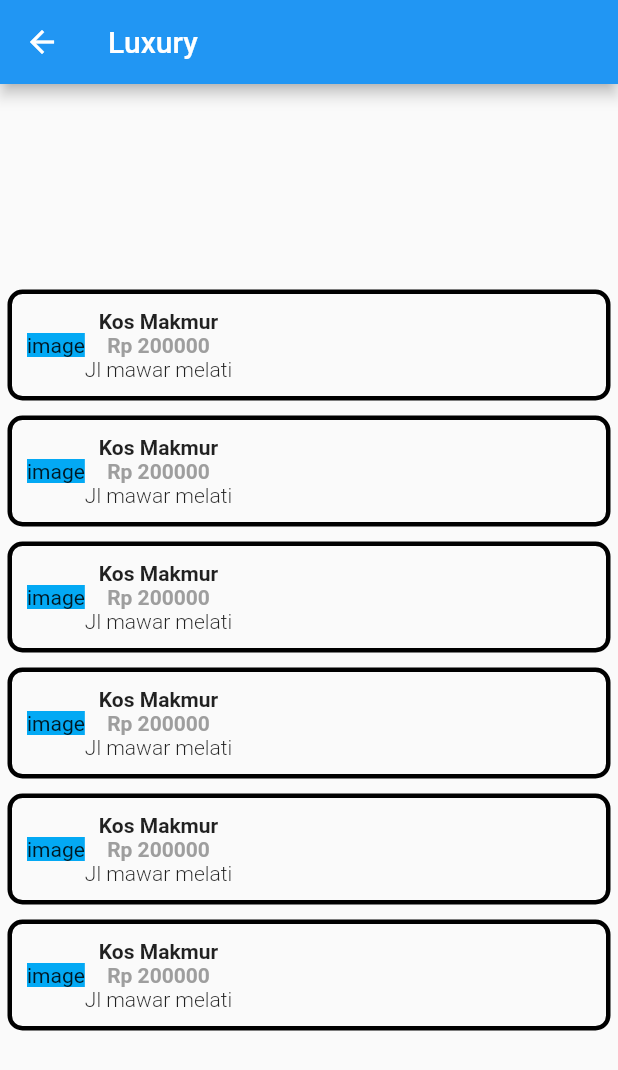
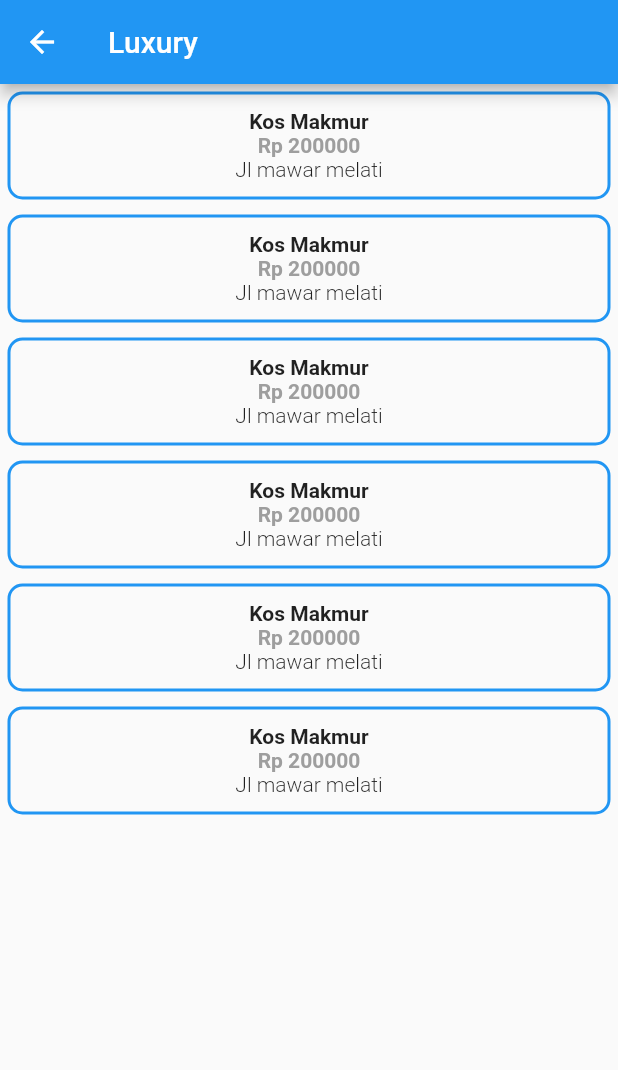
Before and after one commit to PhilipPurwoko/INFOKOS, a Flutter app: the screen it shows after launch, after a tap on "Luxury", on a phone screen of 412 x 824 dp. Shown: the top 1070 px of the screen. Run offline on Flutter 3.47's test engine with Material 2 defaults, Android fonts, the phone set to English and light mode, and no system bars.

```diff
--- a/lib/main.dart
+++ b/lib/main.dart
@@ -1,4 +1,5 @@
 import 'package:flutter/material.dart';
+import 'package:infokos/routes.dart';
 import 'package:infokos/widgets/categories/category_select_screen.dart';
 
 void main() {
@@ -13,7 +14,8 @@ class MyApp extends StatelessWidget {
       theme: ThemeData(
         primarySwatch: Colors.blue,
       ),
-      home: CategorySelectScreen(),
+      initialRoute: CategorySelectScreen.routeName,
+      routes: routes,
     );
   }
 }
--- /dev/null
+++ b/lib/models/category.dart
@@ -0,0 +1,8 @@
+final List<String> categories = [
+  'Luxury',
+  'Standard',
+  'Low Budget',
+  'City',
+  'Countryside',
+  'University Area'
+];
--- a/lib/models/kosan.dart
+++ b/lib/models/kosan.dart
@@ -1,7 +1,30 @@
-class Kosan{
+import 'package:infokos/widgets/kosan/kosan_card.dart';
+
+class Kosan {
   String name;
   String address;
   int price;
+
+  static final kosanItems = <KosanCard>[
+    KosanCard(
+      Kosan(name: 'Kos Makmur', address: 'Jl mawar melati', price: 200000),
+    ),
+    KosanCard(
+      Kosan(name: 'Kos Makmur', address: 'Jl mawar melati', price: 200000),
+    ),
+    KosanCard(
+      Kosan(name: 'Kos Makmur', address: 'Jl mawar melati', price: 200000),
+    ),
+    KosanCard(
+      Kosan(name: 'Kos Makmur', address: 'Jl mawar melati', price: 200000),
+    ),
+    KosanCard(
+      Kosan(name: 'Kos Makmur', address: 'Jl mawar melati', price: 200000),
+    ),
+    KosanCard(
+      Kosan(name: 'Kos Makmur', address: 'Jl mawar melati', price: 200000),
+    ),
+  ];
 
   Kosan({
     required this.name,
--- /dev/null
+++ b/lib/routes.dart
@@ -0,0 +1,10 @@
+import 'package:flutter/material.dart';
+import 'package:infokos/widgets/categories/category_kosan_screen.dart';
+import 'package:infokos/widgets/categories/category_select_screen.dart';
+import 'package:infokos/widgets/kosan/kosan_detail_screen.dart';
+
+Map<String, WidgetBuilder> routes = <String, WidgetBuilder>{
+  CategorySelectScreen.routeName: (ctx) => CategorySelectScreen(),
+  CategoryKosanScreen.routeName: (ctx) => CategoryKosanScreen(),
+  KosanDetailScreen.routeName: (ctx) => KosanDetailScreen(),
+};
--- a/lib/widgets/categories/category_card.dart
+++ b/lib/widgets/categories/category_card.dart
@@ -1,28 +1,28 @@
 import 'package:flutter/material.dart';
-import 'package:infokos/widgets/categories/category_item_screen.dart';
+import 'package:infokos/widgets/categories/category_kosan_screen.dart';
 
 class CategoryCard extends StatelessWidget {
   final String category;
 
   CategoryCard(this.category);
 
-  void selectCategory(BuildContext ctx, String categoryName) {
-    Navigator.of(ctx).push(MaterialPageRoute(builder: (_) {
-      return CategoryItemScreen(categoryName);
-    }));
+  void selectCategory(BuildContext ctx) {
+    Navigator.of(ctx).pushNamed(
+      CategoryKosanScreen.routeName,
+      arguments: <String, String>{'category': category},
+    );
   }
 
   @override
   Widget build(BuildContext context) {
     return GestureDetector(
       onTap: () {
-        selectCategory(context, category);
+        selectCategory(context);
       },
       child: Container(
         padding: EdgeInsets.all(10),
         margin: EdgeInsets.all(5),
         child: Column(
-          mainAxisAlignment: MainAxisAlignment.center,
           children: [
             Text(
               category,
@@ -34,7 +34,7 @@ class CategoryCard extends StatelessWidget {
           borderRadius: BorderRadius.all(Radius.circular(10)),
           gradient: LinearGradient(
             colors: [
-              Colors.green,
+              Theme.of(context).accentColor.withOpacity(0.5),
               Theme.of(context).accentColor,
             ],
             begin: Alignment.topLeft,
--- a/lib/widgets/categories/category_item_screen.dart
+++ /dev/null
@@ -1,43 +0,0 @@
-import 'package:flutter/material.dart';
-import 'package:infokos/models/kosan.dart';
-import 'package:infokos/widgets/kosan/kosan_card.dart';
-
-class CategoryItemScreen extends StatelessWidget {
-  final String categoryName;
-  final kosanItems = <KosanCard>[
-    KosanCard(
-      Kosan(name: 'Kos Makmur', address: 'Jl mawar melati', price: 200000),
-    ),
-    KosanCard(
-      Kosan(name: 'Kos Makmur', address: 'Jl mawar melati', price: 200000),
-    ),
-    KosanCard(
-      Kosan(name: 'Kos Makmur', address: 'Jl mawar melati', price: 200000),
-    ),
-    KosanCard(
-      Kosan(name: 'Kos Makmur', address: 'Jl mawar melati', price: 200000),
-    ),
-    KosanCard(
-      Kosan(name: 'Kos Makmur', address: 'Jl mawar melati', price: 200000),
-    ),
-    KosanCard(
-      Kosan(name: 'Kos Makmur', address: 'Jl mawar melati', price: 200000),
-    ),
-  ];
-
-  CategoryItemScreen(this.categoryName);
-
-  @override
-  Widget build(BuildContext context) {
-    return Scaffold(
-      appBar: AppBar(
-        title: Text(categoryName),
-      ),
-      body: Column(
-        children: kosanItems,
-        mainAxisAlignment: MainAxisAlignment.center,
-        crossAxisAlignment: CrossAxisAlignment.start,
-      ),
-    );
-  }
-}
--- /dev/null
+++ b/lib/widgets/categories/category_kosan_screen.dart
@@ -0,0 +1,19 @@
+import 'package:flutter/material.dart';
+import 'package:infokos/models/kosan.dart';
+
+class CategoryKosanScreen extends StatelessWidget {
+  static const routeName = '/category-items';
+  final kosanItems = Kosan.kosanItems;
+
+  @override
+  Widget build(BuildContext context) {
+    final Map<String, String> categoryName =
+        ModalRoute.of(context)!.settings.arguments as Map<String, String>;
+    return Scaffold(
+      appBar: AppBar(
+        title: Text(categoryName['category']!),
+      ),
+      body: Column(children: kosanItems),
+    );
+  }
+}
--- a/lib/widgets/categories/category_select_screen.dart
+++ b/lib/widgets/categories/category_select_screen.dart
@@ -1,15 +1,9 @@
 import 'package:flutter/material.dart';
+import 'package:infokos/models/category.dart';
 import 'package:infokos/widgets/categories/category_card.dart';
 
 class CategorySelectScreen extends StatelessWidget {
-  final List<String> categories = [
-    'Luxury',
-    'Standard',
-    'Low Budget',
-    'City',
-    'Countryside',
-    'University Area'
-  ];
+  static const routeName = '/category-select';
 
   @override
   Widget build(BuildContext context) {
--- a/lib/widgets/kosan/kosan_card.dart
+++ b/lib/widgets/kosan/kosan_card.dart
@@ -7,30 +7,21 @@ class KosanCard extends StatelessWidget {
 
   KosanCard(this.kosan);
 
-  void selectKosan(BuildContext ctx, Kosan kosan) {
-    Navigator.of(ctx).push(MaterialPageRoute(builder: (_) {
-      return KosanDetailScreen(kosan);
-    }));
+  void selectKosan(BuildContext ctx) {
+    Navigator.of(ctx).pushNamed(KosanDetailScreen.routeName, arguments: kosan);
   }
 
   @override
   Widget build(BuildContext context) {
     return GestureDetector(
       onTap: () {
-        selectKosan(context, kosan);
+        selectKosan(context);
       },
       child: Container(
         width: double.infinity,
         padding: EdgeInsets.all(10),
         margin: EdgeInsets.all(5),
-        child: Row(
-          children: [
-            Container(
-              child: Text('image'),
-              color: Colors.lightBlue,
-            ),
-            Column(
-              mainAxisAlignment: MainAxisAlignment.center,
+        child: Column(
           children: [
             Text(
               kosan.name,
@@ -38,8 +29,7 @@ class KosanCard extends StatelessWidget {
             ),
             Text(
               'Rp ${kosan.price.toString()}',
-                  style: TextStyle(
-                      fontWeight: FontWeight.bold, color: Colors.grey),
+              style: TextStyle(fontWeight: FontWeight.bold, color: Colors.grey),
             ),
             Text(
               kosan.address,
@@ -47,11 +37,9 @@ class KosanCard extends StatelessWidget {
             ),
           ],
         ),
-          ],
-        ),
         decoration: BoxDecoration(
           borderRadius: BorderRadius.all(Radius.circular(10)),
-          border: Border.all(color: Colors.black, width: 3),
+          border: Border.all(color: Colors.blue, width: 2),
         ),
       ),
     );
--- a/lib/widgets/kosan/kosan_detail_screen.dart
+++ b/lib/widgets/kosan/kosan_detail_screen.dart
@@ -2,10 +2,11 @@ import 'package:flutter/material.dart';
 import 'package:infokos/models/kosan.dart';
 
 class KosanDetailScreen extends StatelessWidget {
-  final Kosan kosan;
-  KosanDetailScreen(this.kosan);
+  static const routeName = '/kosan-detail';
+
   @override
   Widget build(BuildContext context) {
+    final kosan = ModalRoute.of(context)!.settings.arguments as Kosan;
     return Scaffold(
       appBar: AppBar(
         title: Text('Kosan Detail'),
```
Lines whose indentation alone changed are shown as unchanged.
